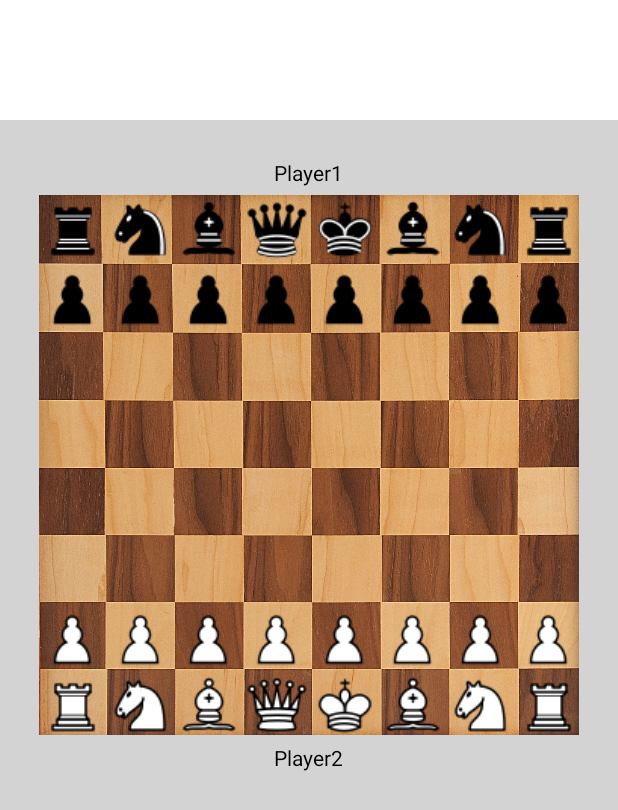
After one commit to yaooo/Chess-Android, an Android app: the Replay screen opened directly, with no data from a screen before it, on a phone screen of 412 x 824 dp. The commit adds this screen. Shown: the top 810 px of the screen. Run offline under Robolectric (Android 15) with nearby library versions, the phone set to English and light mode, and no system bars.

Commit message:
Made a replay xml and class.

```diff
--- a/app/src/main/AndroidManifest.xml
+++ b/app/src/main/AndroidManifest.xml
@@ -31,5 +31,9 @@
         <activity
             android:name=".Controller.EndGame"
             android:theme="@style/AppTheme.NoActionBar" />
+
+        <activity
+            android:name=".Controller.Replay"
+            android:theme="@style/AppTheme.NoActionBar" />
     </application>
 </manifest>
--- a/app/src/main/java/com/cs213/androidproject/chess_android_56/Controller/History.java
+++ b/app/src/main/java/com/cs213/androidproject/chess_android_56/Controller/History.java
@@ -1,5 +1,9 @@
 package com.cs213.androidproject.chess_android_56.Controller;
 
+import android.app.AlertDialog;
+import android.app.ListActivity;
+import android.content.DialogInterface;
+import android.content.Intent;
 import android.support.v7.app.AppCompatActivity;
 import android.os.Bundle;
 import android.view.Window;
@@ -19,13 +23,15 @@ import android.widget.ArrayAdapter;
 import android.widget.ListView;
 import android.content.Context;
 import java.util.Collections;
+import android.widget.AdapterView;
+import android.widget.AdapterView.OnItemClickListener;
 import android.view.View;
 
 
 import com.cs213.androidproject.chess_android_56.R;
 
 
-public class History extends AppCompatActivity {
+public class History extends AppCompatActivity{
     private ListView historyListView ;
     private ArrayAdapter<String> listAdapter ;
     private ArrayList<String> gameTitles;
@@ -37,25 +43,27 @@ public class History extends AppCompatActivity {
     protected void onCreate(Bundle savedInstanceState) {
         super.onCreate(savedInstanceState);
         setContentView(R.layout.activity_history);
-        historyListView=(ListView)findViewById(R.id.history);
-        listAdapter=new ArrayAdapter(this,android.R.layout.simple_list_item_1);
+        historyListView = (ListView) findViewById(R.id.history);
+        listAdapter = new ArrayAdapter(this, android.R.layout.simple_list_item_1);
         historyListView.setAdapter(listAdapter);
-        gameTitles=new ArrayList<String>();
-        gameDates=new ArrayList<String>();
-        gameDisplay=new ArrayList<String>();
-        Context context=this.getApplicationContext();
+        gameTitles = new ArrayList<String>();
+        gameDates = new ArrayList<String>();
+        gameDisplay = new ArrayList<String>();
+        Context context = this.getApplicationContext();
+        historyListView.setSelected(true);
 
-        try{
+
+        try {
 
             InputStream inputStream = context.openFileInput("gameHistory.txt");
 
-            if ( inputStream != null ) {
+            if (inputStream != null) {
                 InputStreamReader inputStreamReader = new InputStreamReader(inputStream);
                 BufferedReader bufferedReader = new BufferedReader(inputStreamReader);
                 String receiveString = "";
                 StringBuilder stringBuilder = new StringBuilder();
 
-                while ( (receiveString = bufferedReader.readLine()) != null ) {
+                while ((receiveString = bufferedReader.readLine()) != null) {
                     stringBuilder.append(receiveString);
                 }
 
@@ -63,19 +71,31 @@ public class History extends AppCompatActivity {
                 ret = stringBuilder.toString();
                 System.out.println(ret);
             }
-        }catch(Exception e){
+        } catch (Exception e) {
             e.printStackTrace();
         }
-        gameTitles=getTitles();
-        gameDates=getDates();
-        for(int i=0;i<gameTitles.size();i++){
+        gameTitles = getTitles();
+        gameDates = getDates();
+        for (int i = 0; i < gameTitles.size(); i++) {
             gameTitles.get(i).trim();
             System.out.println(gameTitles.get(i));
-            gameDisplay.add(gameTitles.get(i)+ "," +gameDates.get(i));
+            gameDisplay.add(gameTitles.get(i) + "," + gameDates.get(i));
         }
         listAdapter.addAll(gameDisplay);
+        historyListView.setOnItemClickListener(new OnItemClickListener() {
+            @Override
+            public void onItemClick(AdapterView<?> parent, View view, int position, long id) {
+                startReplay(position);
+
+            }
+        });
 
     }
+
+
+
+
+
 
 
 
@@ -133,6 +153,37 @@ public class History extends AppCompatActivity {
 
         }
 
+        public void startReplay(int position){
+            AlertDialog.Builder builder;
+            final Intent intent = new Intent(this, Replay.class);
+            Replay.gameName=gameTitles.get(position);
+
+            AlertDialog.Builder alertDialogBuilder = new AlertDialog.Builder(History.this);
+
+
+            alertDialogBuilder.setTitle("Watch "+gameTitles.get(position)+"?");
+
+            alertDialogBuilder
+                    .setCancelable(false)
+                    .setPositiveButton("Yes", new DialogInterface.OnClickListener() {
+                        public void onClick(DialogInterface dialog, int id) {
+                            startActivity(intent);
+                        }
+                    })
+                    .setNegativeButton("No", new DialogInterface.OnClickListener() {
+                        public void onClick(DialogInterface dialog, int id) {
+
+                            dialog.cancel();
+                        }
+                    });
+            AlertDialog alertDialog = alertDialogBuilder.create();
+
+            // show it
+            alertDialog.show();
+
+
+        }
+
         public void sortByDate(View v) {
             for (int i = 0; i < gameDates.size(); i++) {
                 if (i == gameDates.size() - 1) {
@@ -187,9 +238,6 @@ public class History extends AppCompatActivity {
             listAdapter.notifyDataSetChanged();
         }
 
-
-
-
         public void sortByTitle(View v){
             boolean seti=false;
             System.out.println(gameTitles.size());
@@ -230,4 +278,9 @@ public class History extends AppCompatActivity {
 
 
         }
+
+
+
+
+
 }
--- a/app/src/main/java/com/cs213/androidproject/chess_android_56/Controller/NewGameActivity.java
+++ b/app/src/main/java/com/cs213/androidproject/chess_android_56/Controller/NewGameActivity.java
@@ -670,6 +670,7 @@ public class NewGameActivity extends AppCompatActivity {
                 }
             }
         }
+
         return null;
     }
 }
--- /dev/null
+++ b/app/src/main/java/com/cs213/androidproject/chess_android_56/Controller/Replay.java
@@ -0,0 +1,37 @@
+package com.cs213.androidproject.chess_android_56.Controller;
+
+import android.os.Bundle;
+
+import com.cs213.androidproject.chess_android_56.R;
+import android.content.Context;
+import android.content.Intent;
+import android.os.Bundle;
+import android.support.v7.app.AppCompatActivity;
+import android.view.Gravity;
+import android.view.Menu;
+import android.view.MenuItem;
+import android.view.View;
+import android.widget.Button;
+import android.widget.Toast;
+import java.util.ArrayList;
+/**
+ * Created by Sagar on 12/11/2017.
+ */
+
+
+
+public class Replay extends AppCompatActivity {
+    public static String gameName;
+    public ArrayList<String> moves = new ArrayList<String>();
+    protected void onCreate(Bundle savedInstanceState) {
+        super.onCreate(savedInstanceState);
+        setContentView(R.layout.activity_replay);
+        System.out.println(gameName);
+
+    }
+
+
+    public void ImageOnClick(View v){
+        return ;
+    }
+}
--- a/app/src/main/res/layout/activity_history.xml
+++ b/app/src/main/res/layout/activity_history.xml
@@ -13,7 +13,9 @@
         android:layout_height="match_parent"
         android:layout_alignParentTop="true"
         android:layout_centerHorizontal="true"
-        android:layout_marginTop="122dp" />
+        android:layout_marginTop="122dp"
+        android:choiceMode="singleChoice"
+        />
 
     <Button
         android:id="@+id/button"
@@ -21,8 +23,8 @@
         android:layout_height="wrap_content"
         android:layout_alignParentStart="true"
         android:layout_alignParentTop="true"
-        android:layout_marginStart="50dp"
-        android:layout_marginTop="62dp"
+        android:layout_marginStart="36dp"
+        android:layout_marginTop="59dp"
         android:onClick="sortByDate"
         android:text="Sort by date" />
 
@@ -30,9 +32,11 @@
         android:id="@+id/button2"
         android:layout_width="wrap_content"
         android:layout_height="wrap_content"
+        android:layout_alignBaseline="@+id/button"
         android:layout_alignBottom="@+id/button"
         android:layout_alignParentEnd="true"
-        android:layout_marginEnd="51dp"
+        android:layout_marginEnd="35dp"
         android:onClick="sortByTitle"
         android:text="Sory by title" />
+
 </RelativeLayout>
--- /dev/null
+++ b/app/src/main/res/layout/activity_replay.xml
@@ -0,0 +1,488 @@
+<?xml version="1.0" encoding="utf-8"?>
+<LinearLayout xmlns:android="http://schemas.android.com/apk/res/android"
+    xmlns:app="http://schemas.android.com/apk/res-auto"
+    xmlns:tools="http://schemas.android.com/tools"
+    android:layout_width="match_parent"
+    android:layout_height="match_parent"
+    android:background="@color/colorWhite"
+    android:orientation="vertical"
+    tools:context="com.cs213.androidproject.chess_android_56.Controller.NewGameActivity">
+
+
+    <RelativeLayout
+        android:layout_width="match_parent"
+        android:layout_height="80dp"
+        android:visibility="visible">
+
+
+    </RelativeLayout>
+
+    <RelativeLayout
+        android:layout_width="match_parent"
+        android:layout_height="match_parent"
+        android:background="@color/lightGray">
+
+        <TextView
+            android:id="@+id/player1"
+            android:layout_width="wrap_content"
+            android:layout_height="wrap_content"
+            android:layout_alignParentTop="true"
+            android:layout_centerHorizontal="true"
+            android:layout_marginTop="25dp"
+            android:text="@string/player1"
+            android:textColor="@color/colorBlack" />
+
+        <TextView
+            android:id="@+id/player2"
+            android:layout_width="wrap_content"
+            android:layout_height="wrap_content"
+            android:layout_alignParentTop="true"
+            android:layout_centerHorizontal="true"
+            android:layout_marginTop="415dp"
+            android:text="@string/player2"
+            android:textColor="@color/colorBlack" />
+
+        <ImageView
+            android:id="@+id/graphicBoard"
+            android:layout_width="360dp"
+            android:layout_height="360dp"
+            android:layout_alignParentTop="true"
+            android:layout_centerHorizontal="true"
+            android:layout_marginTop="50dp"
+            android:contentDescription="@string/chess_board"
+            app:srcCompat="@drawable/graphboard" />
+
+        <GridLayout
+            android:id="@+id/boardLayout"
+            android:layout_width="360dp"
+            android:layout_height="360dp"
+            android:layout_alignParentTop="true"
+            android:layout_centerHorizontal="true"
+            android:layout_marginTop="50dp"
+            android:columnCount="8"
+            android:rowCount="8">
+
+            <ImageView
+                android:id="@+id/a8"
+                android:layout_width="45dp"
+                android:layout_height="45dp"
+                android:onClick="ImageOnClick"
+                app:srcCompat="@drawable/blackrook" />
+
+            <ImageView
+                android:id="@+id/b8"
+                android:layout_width="wrap_content"
+                android:layout_height="wrap_content"
+                android:onClick="ImageOnClick"
+                app:srcCompat="@drawable/blackknight" />
+
+            <ImageView
+                android:id="@+id/c8"
+                android:layout_width="45dp"
+                android:layout_height="45dp"
+                android:onClick="ImageOnClick"
+                app:srcCompat="@drawable/blackbishop" />
+
+            <ImageView
+                android:id="@+id/d8"
+                android:layout_width="45dp"
+                android:layout_height="45dp"
+                android:onClick="ImageOnClick"
+                app:srcCompat="@drawable/blackqueen" />
+
+            <ImageView
+                android:id="@+id/e8"
+                android:layout_width="45dp"
+                android:layout_height="45dp"
+                android:onClick="ImageOnClick"
+                app:srcCompat="@drawable/blackking" />
+
+            <ImageView
+                android:id="@+id/f8"
+                android:layout_width="wrap_content"
+                android:layout_height="wrap_content"
+                android:onClick="ImageOnClick"
+                app:srcCompat="@drawable/blackbishop" />
+
+            <ImageView
+                android:id="@+id/g8"
+                android:layout_width="45dp"
+                android:layout_height="45dp"
+                android:onClick="ImageOnClick"
+                app:srcCompat="@drawable/blackknight" />
+
+            <ImageView
+                android:id="@+id/h8"
+                android:layout_width="45dp"
+                android:layout_height="45dp"
+                android:onClick="ImageOnClick"
+                app:srcCompat="@drawable/blackrook" />
+
+            <ImageView
+                android:id="@+id/a7"
+                android:layout_width="45dp"
+                android:layout_height="45dp"
+                android:onClick="ImageOnClick"
+                app:srcCompat="@drawable/blackpawn" />
+
+            <ImageView
+                android:id="@+id/b7"
+                android:layout_width="45dp"
+                android:layout_height="45dp"
+                android:onClick="ImageOnClick"
+                app:srcCompat="@drawable/blackpawn" />
+
+            <ImageView
+                android:id="@+id/c7"
+                android:layout_width="45dp"
+                android:layout_height="45dp"
+                android:onClick="ImageOnClick"
+                app:srcCompat="@drawable/blackpawn" />
+
+            <ImageView
+                android:id="@+id/d7"
+                android:layout_width="45dp"
+                android:layout_height="45dp"
+                android:onClick="ImageOnClick"
+                app:srcCompat="@drawable/blackpawn" />
+
+            <ImageView
+                android:id="@+id/e7"
+                android:layout_width="45dp"
+                android:layout_height="45dp"
+                android:onClick="ImageOnClick"
+                app:srcCompat="@drawable/blackpawn" />
+
+            <ImageView
+                android:id="@+id/f7"
+                android:layout_width="45dp"
+                android:layout_height="45dp"
+                android:onClick="ImageOnClick"
+                app:srcCompat="@drawable/blackpawn" />
+
+            <ImageView
+                android:id="@+id/g7"
+                android:layout_width="45dp"
+                android:layout_height="45dp"
+                android:onClick="ImageOnClick"
+                app:srcCompat="@drawable/blackpawn" />
+
+            <ImageView
+                android:id="@+id/h7"
+                android:layout_width="45dp"
+                android:layout_height="45dp"
+                android:onClick="ImageOnClick"
+                app:srcCompat="@drawable/blackpawn" />
+
+
+            <ImageView
+                android:id="@+id/a6"
+                android:layout_width="45dp"
+                android:layout_height="45dp"
+                android:onClick="ImageOnClick" />
+
+            <ImageView
+                android:id="@+id/b6"
+                android:layout_width="45dp"
+                android:layout_height="45dp"
+                android:onClick="ImageOnClick" />
+
+            <ImageView
+                android:id="@+id/c6"
+                android:layout_width="45dp"
+                android:layout_height="45dp"
+                android:onClick="ImageOnClick" />
+
+            <ImageView
+                android:id="@+id/d6"
+                android:layout_width="45dp"
+                android:layout_height="45dp"
+                android:onClick="ImageOnClick" />
+
+            <ImageView
+                android:id="@+id/e6"
+                android:layout_width="45dp"
+                android:layout_height="45dp"
+                android:onClick="ImageOnClick" />
+
+            <ImageView
+                android:id="@+id/f6"
+                android:layout_width="45dp"
+                android:layout_height="45dp"
+                android:onClick="ImageOnClick" />
+
+            <ImageView
+                android:id="@+id/g6"
+                android:layout_width="45dp"
+                android:layout_height="45dp"
+                android:onClick="ImageOnClick" />
+
+            <ImageView
+                android:id="@+id/h6"
+                android:layout_width="45dp"
+                android:layout_height="45dp"
+                android:onClick="ImageOnClick" />
+
+            <ImageView
+                android:id="@+id/a5"
+                android:layout_width="45dp"
+                android:layout_height="45dp"
+                android:onClick="ImageOnClick" />
+
+
+            <ImageView
+                android:id="@+id/b5"
+                android:layout_width="45dp"
+                android:layout_height="45dp"
+                android:onClick="ImageOnClick" />
+
+            <ImageView
+                android:id="@+id/c5"
+                android:layout_width="45dp"
+                android:layout_height="45dp"
+                android:onClick="ImageOnClick" />
+
+            <ImageView
+                android:id="@+id/d5"
+                android:layout_width="45dp"
+                android:layout_height="45dp"
+                android:onClick="ImageOnClick" />
+
+            <ImageView
+                android:id="@+id/e5"
+                android:layout_width="45dp"
+                android:layout_height="45dp"
+                android:onClick="ImageOnClick" />
+
+            <ImageView
+                android:id="@+id/f5"
+                android:layout_width="45dp"
+                android:layout_height="45dp"
+                android:onClick="ImageOnClick" />
+
+            <ImageView
+                android:id="@+id/g5"
+                android:layout_width="45dp"
+                android:layout_height="45dp"
+                android:onClick="ImageOnClick" />
+
+            <ImageView
+                android:id="@+id/h5"
+                android:layout_width="45dp"
+                android:layout_height="45dp"
+                android:onClick="ImageOnClick" />
+
+            <ImageView
+                android:id="@+id/a4"
+                android:layout_width="45dp"
+                android:layout_height="45dp"
+                android:onClick="ImageOnClick" />
+
+            <ImageView
+                android:id="@+id/b4"
+                android:layout_width="45dp"
+                android:layout_height="45dp"
+                android:onClick="ImageOnClick" />
+
+            <ImageView
+                android:id="@+id/c4"
+                android:layout_width="45dp"
+                android:layout_height="45dp"
+                android:onClick="ImageOnClick" />
+
+            <ImageView
+                android:id="@+id/d4"
+                android:layout_width="45dp"
+                android:layout_height="45dp"
+                android:onClick="ImageOnClick" />
+
+            <ImageView
+                android:id="@+id/e4"
+                android:layout_width="45dp"
+                android:layout_height="45dp"
+                android:onClick="ImageOnClick" />
+
+            <ImageView
+                android:id="@+id/f4"
+                android:layout_width="45dp"
+                android:layout_height="45dp"
+                android:onClick="ImageOnClick" />
+
+            <ImageView
+                android:id="@+id/g4"
+                android:layout_width="45dp"
+                android:layout_height="45dp"
+                android:onClick="ImageOnClick" />
+
+            <ImageView
+                android:id="@+id/h4"
+                android:layout_width="45dp"
+                android:layout_height="45dp"
+                android:onClick="ImageOnClick" />
+
+            <ImageView
+                android:id="@+id/a3"
+                android:layout_width="45dp"
+                android:layout_height="45dp"
+                android:onClick="ImageOnClick" />
+
+            <ImageView
+                android:id="@+id/b3"
+                android:layout_width="45dp"
+                android:layout_height="45dp"
+                android:onClick="ImageOnClick" />
+
+            <ImageView
+                android:id="@+id/c3"
+                android:layout_width="45dp"
+                android:layout_height="45dp"
+                android:onClick="ImageOnClick" />
+
+            <ImageView
+                android:id="@+id/d3"
+                android:layout_width="45dp"
+                android:layout_height="45dp"
+                android:onClick="ImageOnClick" />
+
+            <ImageView
+                android:id="@+id/e3"
+                android:layout_width="45dp"
+                android:layout_height="45dp"
+                android:onClick="ImageOnClick" />
+
+            <ImageView
+                android:id="@+id/f3"
+                android:layout_width="45dp"
+                android:layout_height="45dp"
+                android:onClick="ImageOnClick" />
+
+            <ImageView
+                android:id="@+id/g3"
+                android:layout_width="45dp"
+                android:layout_height="45dp"
+                android:onClick="ImageOnClick" />
+
+            <ImageView
+                android:id="@+id/h3"
+                android:layout_width="45dp"
+                android:layout_height="45dp"
+                android:onClick="ImageOnClick" />
+
+            <ImageView
+                android:id="@+id/a2"
+                android:layout_width="45dp"
+                android:layout_height="45dp"
+                android:onClick="ImageOnClick"
+                app:srcCompat="@drawable/whitepawn" />
+
+            <ImageView
+                android:id="@+id/b2"
+                android:layout_width="45dp"
+                android:layout_height="45dp"
+                android:onClick="ImageOnClick"
+                app:srcCompat="@drawable/whitepawn" />
+
+            <ImageView
+                android:id="@+id/c2"
+                android:layout_width="45dp"
+                android:layout_height="45dp"
+                android:onClick="ImageOnClick"
+                app:srcCompat="@drawable/whitepawn" />
+
+            <ImageView
+                android:id="@+id/d2"
+                android:layout_width="45dp"
+                android:layout_height="45dp"
+                android:onClick="ImageOnClick"
+                app:srcCompat="@drawable/whitepawn" />
+
+            <ImageView
+                android:id="@+id/e2"
+                android:layout_width="45dp"
+                android:layout_height="45dp"
+                android:onClick="ImageOnClick"
+                app:srcCompat="@drawable/whitepawn" />
+
+            <ImageView
+                android:id="@+id/f2"
+                android:layout_width="45dp"
+                android:layout_height="45dp"
+                android:onClick="ImageOnClick"
+                app:srcCompat="@drawable/whitepawn" />
+
+            <ImageView
+                android:id="@+id/g2"
+                android:layout_width="45dp"
+                android:layout_height="45dp"
+                android:onClick="ImageOnClick"
+                app:srcCompat="@drawable/whitepawn" />
+
+            <ImageView
+                android:id="@+id/h2"
+                android:layout_width="45dp"
+                android:layout_height="45dp"
+                android:onClick="ImageOnClick"
+                app:srcCompat="@drawable/whitepawn" />
+
+            <ImageView
+                android:id="@+id/a1"
+                android:layout_width="45dp"
+                android:layout_height="45dp"
+                android:onClick="ImageOnClick"
+                app:srcCompat="@drawable/whiterook" />
+
+            <ImageView
+                android:id="@+id/b1"
+                android:layout_width="wrap_content"
+                android:layout_height="wrap_content"
+                android:onClick="ImageOnClick"
+                app:srcCompat="@drawable/whiteknight" />
+
+            <ImageView
+                android:id="@+id/c1"
+                android:layout_width="45dp"
+                android:layout_height="45dp"
+                android:onClick="ImageOnClick"
+                app:srcCompat="@drawable/whitebishop" />
+
+            <ImageView
+                android:id="@+id/d1"
+                android:layout_width="45dp"
+                android:layout_height="45dp"
+                android:onClick="ImageOnClick"
+                app:srcCompat="@drawable/whitequeen" />
+
+            <ImageView
+                android:id="@+id/e1"
+                android:layout_width="45dp"
+                android:layout_height="45dp"
+                android:onClick="ImageOnClick"
+                app:srcCompat="@drawable/whiteking" />
+
+            <ImageView
+                android:id="@+id/f1"
+                android:layout_width="wrap_content"
+                android:layout_height="wrap_content"
+                android:onClick="ImageOnClick"
+                app:srcCompat="@drawable/whitebishop" />
+
+            <ImageView
+                android:id="@+id/g1"
+                android:layout_width="45dp"
+                android:layout_height="45dp"
+                android:onClick="ImageOnClick"
+                app:srcCompat="@drawable/whiteknight" />
+
+            <ImageView
+                android:id="@+id/h1"
+                android:layout_width="45dp"
+                android:layout_height="45dp"
+                android:onClick="ImageOnClick"
+                app:srcCompat="@drawable/whiterook" />
+
+        </GridLayout>
+
+
+    </RelativeLayout>
+
+</LinearLayout>
```
